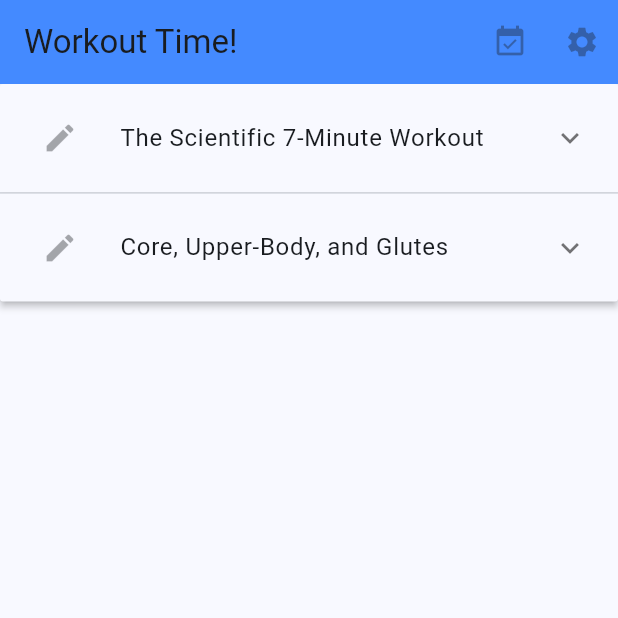
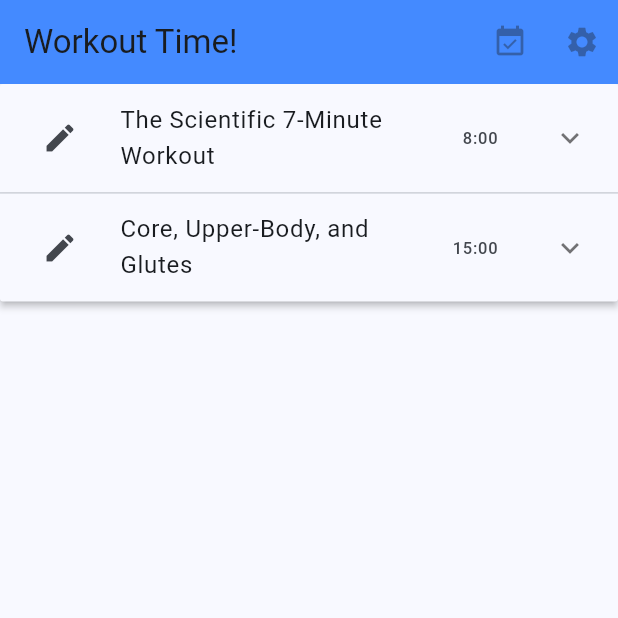
Before and after one commit to shak0x90/gymapp, a Flutter app: the screen it shows after launch, on a phone screen of 412 x 824 dp, the top half of it. Run offline on Flutter 3.47's test engine with Material 2 defaults, Android fonts, the phone set to English and light mode, and no system bars; our stand-ins replace equatable, flutter_bloc.

Commit message:
editworkseeen added excesise added helpers added for time cal main dart edited for diffrent screen loadin shifted to multi blocprovider

```diff
--- /dev/null
+++ b/lib/blocs/workout_cubit.dart
@@ -0,0 +1,20 @@
+import 'package:flutter_bloc/flutter_bloc.dart';
+import 'package:gymapp/models/workout.dart';
+import 'package:gymapp/states/workoutState.dart';
+class WorkoutCubit extends Cubit<WorkoutSate>{
+  WorkoutCubit():super(const WorkoutInitial());
+
+  editWorkout(Workout workout,int index)
+  => emit(WorkoutEditing(workout, index,null));
+  editExercise(int? exIndex) {
+    print("....my exercise index is $exIndex");
+    emit(WorkoutEditing(state.workout, (state as WorkoutEditing).index, null));
+  }
+
+
+  goHome(){
+    emit( const WorkoutInitial());
+  }
+
+
+}
--- /dev/null
+++ b/lib/helpers.dart
@@ -0,0 +1,7 @@
+String formatTime(int seconds, bool pad){
+  return (pad)
+      ?"${(seconds/60).floor()}:${(seconds%60).toString().padLeft(2, "0")}"
+      :(seconds>59)
+      ?"${(seconds/60).floor()}:${(seconds%60).toString().padLeft(2, "0")}"
+      :seconds.toString();
+}
--- a/lib/main.dart
+++ b/lib/main.dart
@@ -2,7 +2,11 @@ import 'package:flutter/material.dart';
 import 'package:flutter_bloc/flutter_bloc.dart';
 import 'package:gymapp/blocs/workouts_cubits.dart';
 import 'package:gymapp/models/workout.dart';
+import 'package:gymapp/screens/editWorkout_screen.dart';
 import 'package:gymapp/screens/home_page.dart';
+import 'package:gymapp/states/workoutState.dart';
+
+import 'blocs/workout_cubit.dart';
 
 void main() {
   runApp(const WorkoutTime());
@@ -25,7 +29,17 @@ class WorkoutTime extends StatelessWidget {
         ),
         useMaterial3: true,
       ),
-      home: BlocProvider<WorkoutsCubit>(
+       home:
+    //
+      //   child: BlocBuilder<WorkoutsCubit, List<Workout>>(
+      //     builder: (context,state){
+      //       return const HomePage();
+      //     }
+      //   )
+      // ),
+      MultiBlocProvider(
+        providers: [
+        BlocProvider<WorkoutsCubit>(
           create: (BuildContext context){
             WorkoutsCubit workoutsCubit = WorkoutsCubit();
             if(workoutsCubit.state.isEmpty){
@@ -33,13 +47,20 @@ class WorkoutTime extends StatelessWidget {
               workoutsCubit.getWorkouts();
             }else print(".... the state is not emty");
             return workoutsCubit;
-        },
-        child: BlocBuilder<WorkoutsCubit, List<Workout>>(
+          }),
+          BlocProvider<WorkoutCubit>(create: (BuildContext context) => WorkoutCubit())
+        ],
+        child: BlocBuilder<WorkoutCubit, WorkoutSate>(
           builder: (context,state){
+            if(state is WorkoutInitial){
               return const HomePage();
+            }else if(state is WorkoutEditing){
+              return const EditWorkoutScreen();
             }
+            return Container();
+          }
+        ),
       )
-      ),
     );
   }
 }
--- a/lib/models/exercise.dart
+++ b/lib/models/exercise.dart
@@ -1,12 +1,13 @@
 import 'package:equatable/equatable.dart';
 
 class Exercise extends Equatable{
-  Exercise({
+  const Exercise({
     required this.title,
     required this.prelude,
     required this.duration,
+    this.index,
     this.startTime,
-    this.index
+
 
 
   });
@@ -14,15 +15,17 @@ class Exercise extends Equatable{
   final String? title;
   final int? prelude;
   final int? duration;
+  final int? index;
   final int? startTime;
-  final int? index;
 
-  factory Exercise.fromJson(Map<String, dynamic> json,int startTime,int index) => Exercise(
+
+  factory Exercise.fromJson(Map<String, dynamic> json,int index,int startTime) => Exercise(
     title: json["title"],
-      prelude: json["prelude"],
+    prelude: json["prelude"],
     duration: json["duration"],
+    index: index,
     startTime: startTime,
-    index: index
+
 
   );
 
@@ -34,7 +37,7 @@ class Exercise extends Equatable{
 
   @override
   // TODO: implement props
-  List<Object?> get props => [title,prelude,duration,startTime,index];
+  List<Object?> get props => [title,prelude,duration,index,startTime];
 
   @override
   bool get stringify => true;
--- a/lib/models/workout.dart
+++ b/lib/models/workout.dart
@@ -11,16 +11,24 @@ class Workout extends Equatable{
     int startTime =0;
 
     for(var ex in(json['exercises'] as Iterable) ){
-      exercises.add(Exercise.fromJson(json, index, startTime));
+      exercises.add(Exercise.fromJson(ex, index, startTime));
       index++;
-      var duration = exercises.last.duration??0;
+      int prelude = exercises.last.prelude!;
+      // print(exercises.last.prelude);
+      // print(exercises.last.duration);
+       int duration = exercises.last.duration!;
       print("well this is $index");
 
-      startTime += exercises.last.prelude??0 + duration;
+      startTime += prelude + duration;
+      print(startTime);
     }
-      return Workout(title: json['title'] as String, exercises: exercises);
+      return Workout(title: json['title'] as String?, exercises: exercises);
   }
 Map<String,dynamic>toJson()=>{'title':title,'exercises':exercises};
+  int getTotalTime(){
+    int time = exercises.fold(0, (previousValue, ex) => previousValue + ex.duration! + ex.prelude!);
+    return time;
+  }
 
   @override
   // TODO: implement props
--- a/lib/screens/home_page.dart
+++ b/lib/screens/home_page.dart
@@ -1,6 +1,8 @@
 import 'package:flutter/material.dart';
 import 'package:flutter_bloc/flutter_bloc.dart';
+import 'package:gymapp/blocs/workout_cubit.dart';
 import 'package:gymapp/blocs/workouts_cubits.dart';
+import 'package:gymapp/helpers.dart';
 import 'package:gymapp/models/workout.dart';
 
 class HomePage extends StatefulWidget {
@@ -34,7 +36,12 @@ class _HomePageState extends State<HomePage> {
                   visualDensity: const VisualDensity(
                     horizontal: 0,vertical: VisualDensity.maximumDensity
                   ),
-                  leading:  const IconButton(onPressed: null, icon: Icon(Icons.edit)),
+                  leading:   IconButton(
+                      onPressed:() {
+                        BlocProvider.of<WorkoutCubit>(context).editWorkout(workout, workouts.indexOf(workout));
+                      },
+                      icon: const Icon(Icons.edit)),
+                  trailing: Text(formatTime(workout.getTotalTime(), true)),
                   // String? _title = e.title;
                   title: Text(workout.title!),
 
@@ -49,10 +56,14 @@ class _HomePageState extends State<HomePage> {
                           visualDensity: const VisualDensity(
                               horizontal: 0,vertical: VisualDensity.maximumDensity
                           ),
-                          leading:  const IconButton(onPressed: null, icon: Icon(Icons.edit)),
+                          leading:  Text(formatTime(workout.exercises[index].prelude!,true)),
+
                           // String? _title = e.title;
 
                           title: Text(workout.exercises[index].title!),
+                          trailing: Text(formatTime(workout.exercises[index].prelude!, true)),
+
+
                         )
 
                 )
--- /dev/null
+++ b/lib/states/workoutState.dart
@@ -0,0 +1,31 @@
+
+
+import 'package:equatable/equatable.dart';
+
+import '../models/workout.dart';
+
+abstract  class WorkoutSate extends Equatable {
+  final Workout? workout;
+  final int? elapsed;
+  const WorkoutSate(this.workout,this.elapsed);
+}
+class WorkoutInitial extends WorkoutSate{
+  const WorkoutInitial():super(null,0);
+
+  @override
+  List<Object?> get props => [];
+
+
+}
+class WorkoutEditing extends WorkoutSate{
+  final int index;
+  final int? exIndex;
+
+
+ const WorkoutEditing(Workout? workout,this.index,this.exIndex):super(workout,0);
+
+  @override
+  // TODO: implement props
+  List<Object?> get props => [workout,index,exIndex];
+
+}
```
Also changed, not shown: lib/screens/editWorkout_screen.dart (added, +46 -0 lines). Lines whose indentation alone changed are shown as unchanged.
